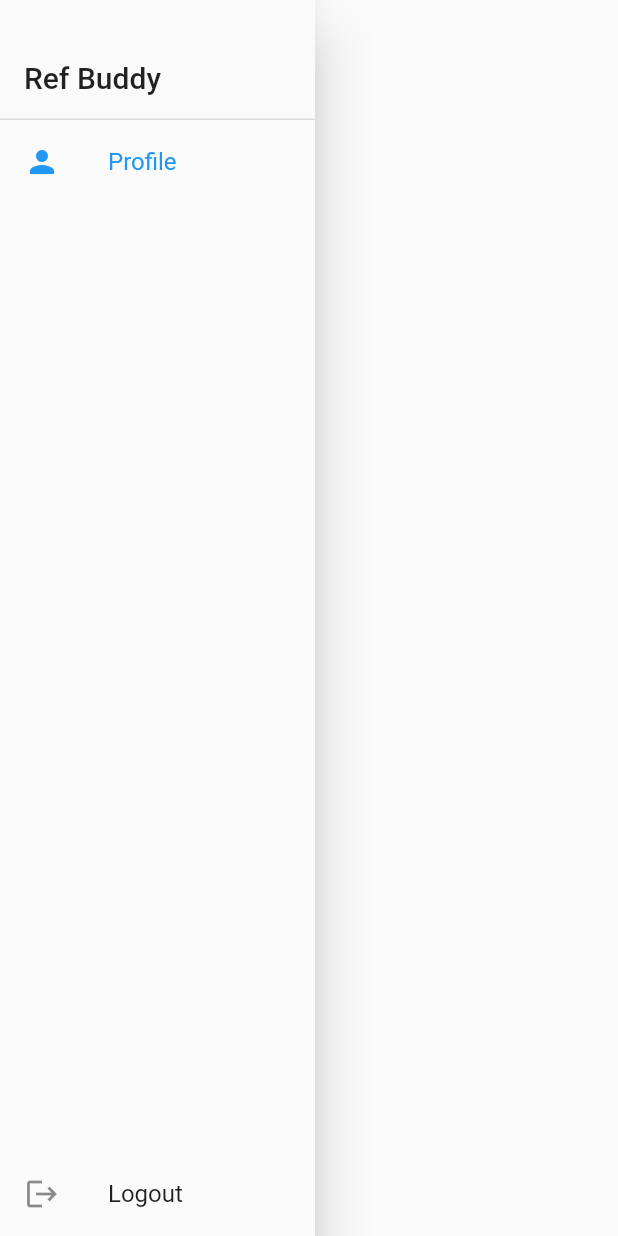
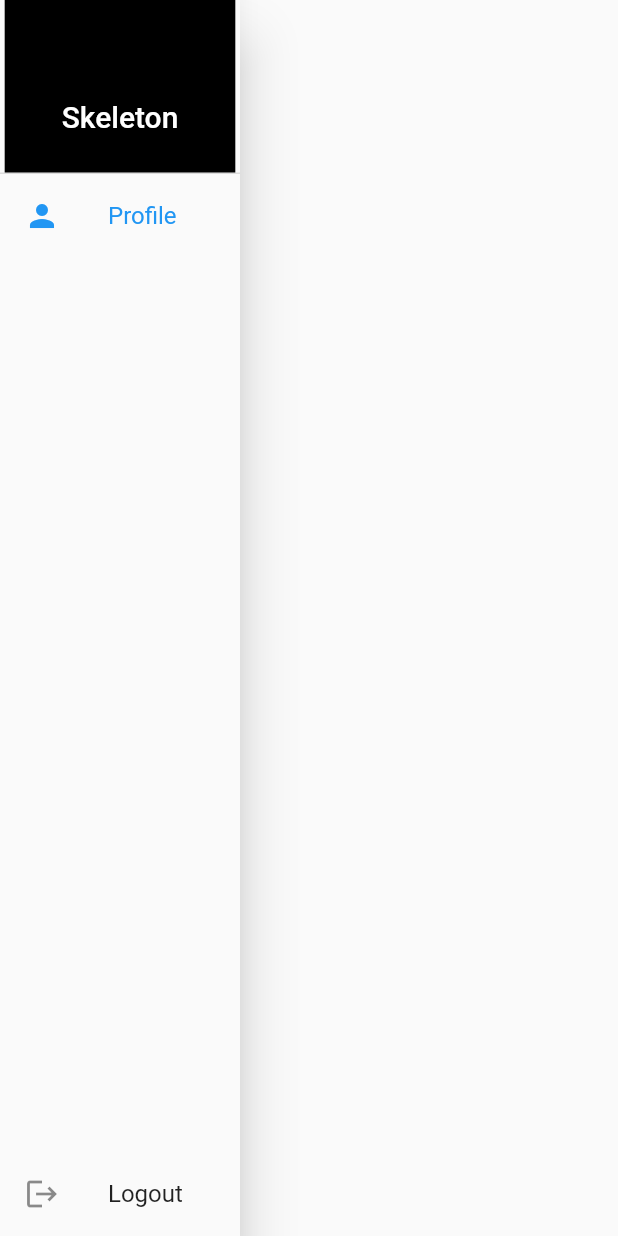
Before and after one commit to jonahduckworth/flutter-skeleton, a Flutter app: the NavigationDrawer widget shown alone on an empty page, opened directly, on a phone screen of 412 x 824 dp. Run offline on Flutter 3.47's test engine with Material 2 defaults, Android fonts, the phone set to English and light mode, and no system bars; our stand-ins replace cloud_firestore, cloud_functions, firebase_auth, firebase_core, firebase_storage, image_picker; accounts and stored records are empty; network calls fail.

Commit message:
nav drawer looks pretty slick

```diff
--- a/lib/shared/nav_drawer.dart
+++ b/lib/shared/nav_drawer.dart
@@ -16,26 +16,31 @@ class _NavigationDrawer extends State<NavigationDrawer> {
   Widget build(BuildContext context) {
     final theme = Theme.of(context);
     final textTheme = theme.textTheme;
+    final appBarHeight = AppBar().preferredSize.height;
 
     return Drawer(
-      width: 210,
+      width: 160,
       child: Column(
         children: <Widget>[
+          Container(
+            height: 115,
+            color: Colors.black,
+            child: Padding(
+              padding: const EdgeInsets.fromLTRB(38, 66, 38, 16),
+              child: Text(
+                'Skeleton',
+                style: textTheme.headline6!.copyWith(color: Colors.white),
+              ),
+            ),
+          ),
+          const Divider(
+            height: 1,
+            thickness: 1,
+          ),
           Expanded(
             child: ListView(
               padding: EdgeInsets.zero,
               children: <Widget>[
-                Padding(
-                  padding: const EdgeInsets.fromLTRB(16, 40, 16, 16),
-                  child: Text(
-                    'Ref Buddy',
-                    style: textTheme.headline6,
-                  ),
-                ),
-                const Divider(
-                  height: 1,
-                  thickness: 1,
-                ),
                 ListTile(
                   leading: const Icon(Icons.person),
                   title: const Text('Profile'),
```
